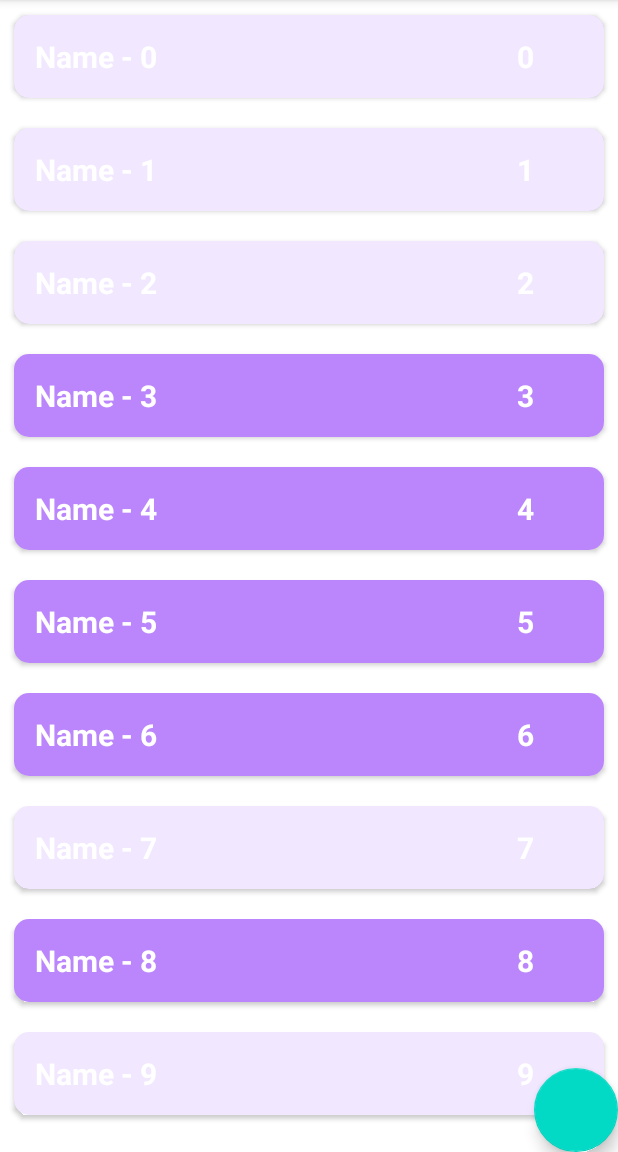
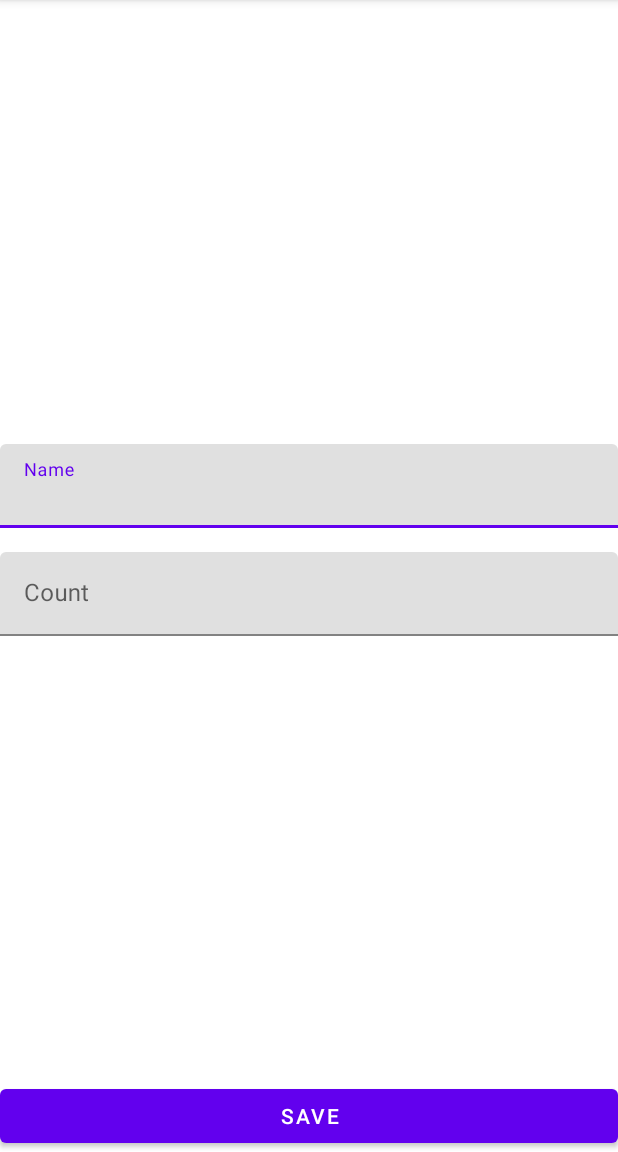
Before and after one commit to NickRooden/ShoppingList2, an Android app: the screen it shows after launch (MainActivity before the commit, ShopItemActivity after it), after a tap on an icon or button, on a phone screen of 412 x 824 dp, the part 84-1236 px from its top. Run offline under Robolectric (Android 15) with nearby library versions, the phone set to English and light mode, and no system bars; 1 statement that could not run was skipped.

```diff
--- a/app/src/main/AndroidManifest.xml
+++ b/app/src/main/AndroidManifest.xml
@@ -14,6 +14,10 @@
         android:theme="@style/Theme.ShoppingList2"
         tools:targetApi="31">
         <activity
+            android:name=".presentation.ShopItemActivity"
+            android:exported="false"
+            android:windowSoftInputMode="adjustResize"/>
+        <activity
             android:name=".presentation.MainActivity"
             android:exported="true">
             <intent-filter>
--- a/app/src/main/java/com/myrood/shoppinglist2/presentation/MainActivity.kt
+++ b/app/src/main/java/com/myrood/shoppinglist2/presentation/MainActivity.kt
@@ -3,10 +3,12 @@ package com.myrood.shoppinglist2.presentation
 import androidx.appcompat.app.AppCompatActivity
 import android.os.Bundle
 import android.util.Log
+import android.widget.Button
 import androidx.lifecycle.ViewModelProvider
 import androidx.recyclerview.widget.ItemTouchHelper
 import androidx.recyclerview.widget.LinearLayoutManager
 import androidx.recyclerview.widget.RecyclerView
+import com.google.android.material.floatingactionbutton.FloatingActionButton
 import com.myrood.shoppinglist2.R
 import com.myrood.shoppinglist2.domain.ShopItem
 import com.myrood.shoppinglist2.presentation.ShopListAdapter.Companion.DESABLED_ITEM
@@ -34,13 +36,37 @@ class MainActivity : AppCompatActivity() {
             viewModel.changeEnableState(it)
 
         }
+
         shopListAdapter.onShopItemClickListener = {
-            //viewModel.
+
+            val intent = ShopItemActivity.intentCreateModeEdit(this, it.id)
+            startActivity(intent)
+
         }
+
+        actionOnSwipe(recyclerView)
+
+        viewModel = ViewModelProvider(this)[MainViewModel::class.java]
+        viewModel.shList.observe(this){
+
+            //submitList on place shopList
+            shopListAdapter.submitList(it)
+            Log.d("shList", it.toString())
+        }
+
+        val addBtn = findViewById<FloatingActionButton>(R.id.shopItem_add_btn)
+        addBtn.setOnClickListener {
+            val intent = ShopItemActivity.intentCreateModeAdd(this)
+            startActivity(intent)
+        }
+
+    }
+
+    private fun actionOnSwipe(recyclerView: RecyclerView) {
         val callback = object : ItemTouchHelper.SimpleCallback(
             0,
             ItemTouchHelper.RIGHT or ItemTouchHelper.LEFT
-        ){
+        ) {
             override fun onMove(
                 recyclerView: RecyclerView,
                 viewHolder: RecyclerView.ViewHolder,
@@ -58,13 +84,5 @@ class MainActivity : AppCompatActivity() {
         }
         val itemTouchHelper = ItemTouchHelper(callback)
         itemTouchHelper.attachToRecyclerView(recyclerView)
-
-        viewModel = ViewModelProvider(this)[MainViewModel::class.java]
-        viewModel.shList.observe(this){
-
-            //submitList on place shopList
-            shopListAdapter.submitList(it)
-            Log.d("shList", it.toString())
-        }
     }
 }
--- /dev/null
+++ b/app/src/main/java/com/myrood/shoppinglist2/presentation/ShopItemActivity.kt
@@ -0,0 +1,172 @@
+package com.myrood.shoppinglist2.presentation
+
+import android.content.Context
+import android.content.Intent
+import androidx.appcompat.app.AppCompatActivity
+import android.os.Bundle
+import android.text.Editable
+import android.text.TextWatcher
+import android.widget.Button
+import android.widget.EditText
+import androidx.lifecycle.ViewModelProvider
+import com.google.android.material.textfield.TextInputLayout
+import com.myrood.shoppinglist2.R
+import com.myrood.shoppinglist2.domain.ShopItem
+
+class ShopItemActivity : AppCompatActivity() {
+
+    private lateinit var viewModel: ShopItemViewModel
+
+    private lateinit var tilName: TextInputLayout
+    private lateinit var etName: EditText
+    private lateinit var tilCount: TextInputLayout
+    private lateinit var etCount: EditText
+    private lateinit var saveBtn: Button
+
+    private var screenMode = SCREEN_MODE
+    private var itemId = ShopItem.UNDEFINED_ID
+
+    override fun onCreate(savedInstanceState: Bundle?) {
+        super.onCreate(savedInstanceState)
+        setContentView(R.layout.activity_shop_item)
+
+        checkMode()
+
+        initViews()
+
+        viewModel = ViewModelProvider(this)[ShopItemViewModel::class.java]
+
+        when(screenMode){
+            EXTRA_MODE_ADD -> launchAddScreen()
+            EXTRA_MODE_EDIT -> launchEditScreen()
+        }
+
+        watchInputErrors()
+
+        viewModel.finishScreen.observe(this){
+            finish()
+        }
+
+        resetInputErrors()
+
+
+        //Log.d("mode_extra", "mode - $mode, id - $itemId")
+
+    }
+
+    private fun watchInputErrors() {
+        viewModel.errorInputName.observe(this) {
+            val msg = if (it) {
+                getString(R.string.error_input_name)
+            } else {
+                null
+            }
+            tilName.error = msg
+        }
+        viewModel.errorInputCount.observe(this) {
+            val msg = if (it) {
+                getString(R.string.error_input_count)
+            } else {
+                null
+            }
+            tilCount.error = msg
+        }
+    }
+
+    private fun resetInputErrors() {
+        etName.addTextChangedListener(object : TextWatcher {
+            override fun beforeTextChanged(p0: CharSequence?, p1: Int, p2: Int, p3: Int) {}
+
+            override fun onTextChanged(p0: CharSequence?, p1: Int, p2: Int, p3: Int) {
+                viewModel.resetInputNameError()
+            }
+
+            override fun afterTextChanged(p0: Editable?) {}
+
+        })
+        etCount.addTextChangedListener(object : TextWatcher {
+            override fun beforeTextChanged(p0: CharSequence?, p1: Int, p2: Int, p3: Int) {}
+
+            override fun onTextChanged(p0: CharSequence?, p1: Int, p2: Int, p3: Int) {
+                viewModel.resetInputCountError()
+            }
+
+            override fun afterTextChanged(p0: Editable?) {}
+
+        })
+    }
+
+    private fun launchAddScreen(){
+
+        saveBtn.setOnClickListener{
+            viewModel.addShopItem(etName.text?.toString(), etCount.text?.toString())
+        }
+
+    }
+    private fun launchEditScreen(){
+        viewModel.getShopItem(itemId)
+
+        viewModel.shopItem.observe(this){
+
+            etName.setText(it.name)
+            etCount.setText(it.count.toString())
+
+        }
+        saveBtn.setOnClickListener{
+            viewModel.editShopItem(etName.text?.toString(), etCount.text?.toString())
+        }
+
+    }
+
+    private fun checkMode(){
+        val mode = intent.getStringExtra(EXTRA_MODE)
+        if (!mode.isNullOrBlank()){
+            throw RuntimeException("EXTRA_MODE is null or Blank")
+        }
+        if (mode != EXTRA_MODE_ADD && mode != EXTRA_MODE_EDIT){
+            throw RuntimeException("EXTRA_MODE have not right value")
+        }
+        screenMode = mode
+        if (mode == EXTRA_MODE_EDIT){
+            itemId = intent.getIntExtra(EXTRA_MODE_ID, ShopItem.UNDEFINED_ID)
+            if (itemId == ShopItem.UNDEFINED_ID){
+                throw RuntimeException("itemId is UNDEFINED_ID")
+            }
+        }
+
+
+    }
+
+    private fun initViews(){
+        tilName = findViewById(R.id.til_name)
+        etName = findViewById(R.id.et_name)
+        tilCount = findViewById(R.id.til_count)
+        etCount = findViewById(R.id.et_count)
+        saveBtn = findViewById(R.id.save_button)
+    }
+
+    companion object{
+
+        private const val EXTRA_MODE = "extra_mode"
+        private const val EXTRA_MODE_ADD = "mode_add"
+        private const val EXTRA_MODE_EDIT = "mode_edit"
+        private const val EXTRA_MODE_ID = "ShopItemId"
+
+        private const val SCREEN_MODE = ""
+
+        fun intentCreateModeAdd(context: Context): Intent {
+            val intent = Intent(context, ShopItemActivity::class.java)
+            intent.putExtra(EXTRA_MODE, EXTRA_MODE_ADD)
+            return intent
+        }
+
+        fun intentCreateModeEdit(context: Context, itemId: Int): Intent {
+            val intent = Intent(context, ShopItemActivity::class.java)
+            intent.putExtra(EXTRA_MODE, EXTRA_MODE_EDIT)
+            intent.putExtra(EXTRA_MODE_ID, itemId)
+            return intent
+        }
+    }
+
+
+}
--- a/app/src/main/java/com/myrood/shoppinglist2/presentation/ShopItemViewModel.kt
+++ b/app/src/main/java/com/myrood/shoppinglist2/presentation/ShopItemViewModel.kt
@@ -1,5 +1,103 @@
 package com.myrood.shoppinglist2.presentation
 
-class ShopItemViewModel {
+import androidx.lifecycle.LiveData
+import androidx.lifecycle.MutableLiveData
+import androidx.lifecycle.ViewModel
+import com.myrood.shoppinglist2.data.RepositoryImpl
+import com.myrood.shoppinglist2.domain.AddShopItemUseCase
+import com.myrood.shoppinglist2.domain.EditShopItemUseCase
+import com.myrood.shoppinglist2.domain.GetShopItemUseCase
+import com.myrood.shoppinglist2.domain.ShopItem
+import java.lang.Exception
+
+class ShopItemViewModel : ViewModel() {
+
+    private val repository = RepositoryImpl
+    private val editShopItemUseCase = EditShopItemUseCase(repository)
+    private val addShopItemUseCase = AddShopItemUseCase(repository)
+    private val getShopItemUseCase = GetShopItemUseCase(repository)
+
+    private var _errorInputName = MutableLiveData<Boolean>()
+    val errorInputName: LiveData<Boolean>
+        get() = _errorInputName
+
+    private var _errorInputCount = MutableLiveData<Boolean>()
+    val errorInputCount: LiveData<Boolean>
+        get() = _errorInputCount
+
+    private var _shopItem = MutableLiveData<ShopItem>()
+    val shopItem: LiveData<ShopItem>
+        get() = _shopItem
+
+    private var _finishScreen = MutableLiveData<Unit>()
+    val finishScreen: LiveData<Unit>
+        get() = _finishScreen
+
+
+    fun addShopItem(inputName: String?, inputCount: String?){
+
+        val name = parseName(inputName)
+        val count = parseCount(inputCount)
+        val validation = validateInput(name, count)
+        if (validation){
+            val shopItem = _shopItem.value
+            shopItem?.let {
+                val item = it.copy(name = name, count = count)
+                addShopItemUseCase.addShopItem(item)
+                _finishScreen.value = Unit
+            }
+        }
+    }
+    fun editShopItem(inputName: String?, inputCount: String?){
+
+        val name = parseName(inputName)
+        val count = parseCount(inputCount)
+        val validation = validateInput(name, count)
+        if (validation){
+            val shopItem = ShopItem(name, count, true)
+            editShopItemUseCase.editShopItem(shopItem)
+
+        }
+        _finishScreen.value = Unit
+
+    }
+    fun getShopItem(shopItemId: Int){
+        _shopItem.value = getShopItemUseCase.getShopItem(shopItemId)
+    }
+
+    private fun parseCount(inputCount: String?): Int {
+
+        return try {
+            inputCount?.trim()?.toInt() ?: 0
+        }catch (e: Exception){
+            0
+        }
+
+
+    }
+
+    private fun parseName(inputName: String?): String {
+
+        return inputName?.trim()?:""
+
+    }
+
+    private fun validateInput(name: String, count: Int): Boolean{
+
+        var result = true
+        if (name.isBlank()){
+            _errorInputName.value = true
+            result = false
+        }
+        if (count <= 0){
+            _errorInputCount.value = true
+            result = false
+        }
+        return result
+
+    }
+
+    fun resetInputNameError(){ _errorInputName.value = false}
+    fun resetInputCountError(){ _errorInputCount.value = false}
 
 }
--- /dev/null
+++ b/app/src/main/res/layout/activity_shop_item.xml
@@ -0,0 +1,52 @@
+<?xml version="1.0" encoding="utf-8"?>
+<androidx.constraintlayout.widget.ConstraintLayout
+    xmlns:android="http://schemas.android.com/apk/res/android"
+    xmlns:app="http://schemas.android.com/apk/res-auto"
+    android:layout_width="match_parent"
+    android:layout_height="match_parent">
+
+
+    <com.google.android.material.textfield.TextInputLayout
+        android:id="@+id/til_name"
+        android:layout_width="match_parent"
+        android:layout_height="wrap_content"
+        android:layout_marginBottom="8dp"
+        app:layout_constraintBottom_toTopOf="@+id/til_count"
+        app:layout_constraintTop_toTopOf="parent"
+        app:layout_constraintVertical_chainStyle="packed">
+
+        <com.google.android.material.textfield.TextInputEditText
+            android:id="@+id/et_name"
+            android:layout_width="match_parent"
+            android:layout_height="wrap_content"
+            android:hint="Name" />
+    </com.google.android.material.textfield.TextInputLayout>
+
+    <com.google.android.material.textfield.TextInputLayout
+        android:id="@+id/til_count"
+        android:layout_width="match_parent"
+        android:layout_height="wrap_content"
+        android:layout_marginTop="8dp"
+        app:layout_constraintBottom_toTopOf="@+id/save_button"
+        app:layout_constraintTop_toBottomOf="@+id/til_name">
+
+        <com.google.android.material.textfield.TextInputEditText
+            android:id="@+id/et_count"
+            android:layout_width="match_parent"
+            android:layout_height="wrap_content"
+            android:hint="Count" />
+
+
+    </com.google.android.material.textfield.TextInputLayout>
+
+    <Button
+        android:id="@+id/save_button"
+        android:layout_width="match_parent"
+        android:layout_height="wrap_content"
+        android:layout_weight="1"
+        android:text="Save"
+        app:layout_constraintBottom_toBottomOf="parent"
+        app:layout_constraintEnd_toEndOf="parent"
+        app:layout_constraintStart_toStartOf="parent" />
+
+</androidx.constraintlayout.widget.ConstraintLayout>
--- a/app/src/main/res/values/strings.xml
+++ b/app/src/main/res/values/strings.xml
@@ -1,3 +1,5 @@
 <resources>
     <string name="app_name">ShoppingList2</string>
+    <string name="error_input_name">Invalid name</string>
+    <string name="error_input_count">Invalid count</string>
 </resources>
```
